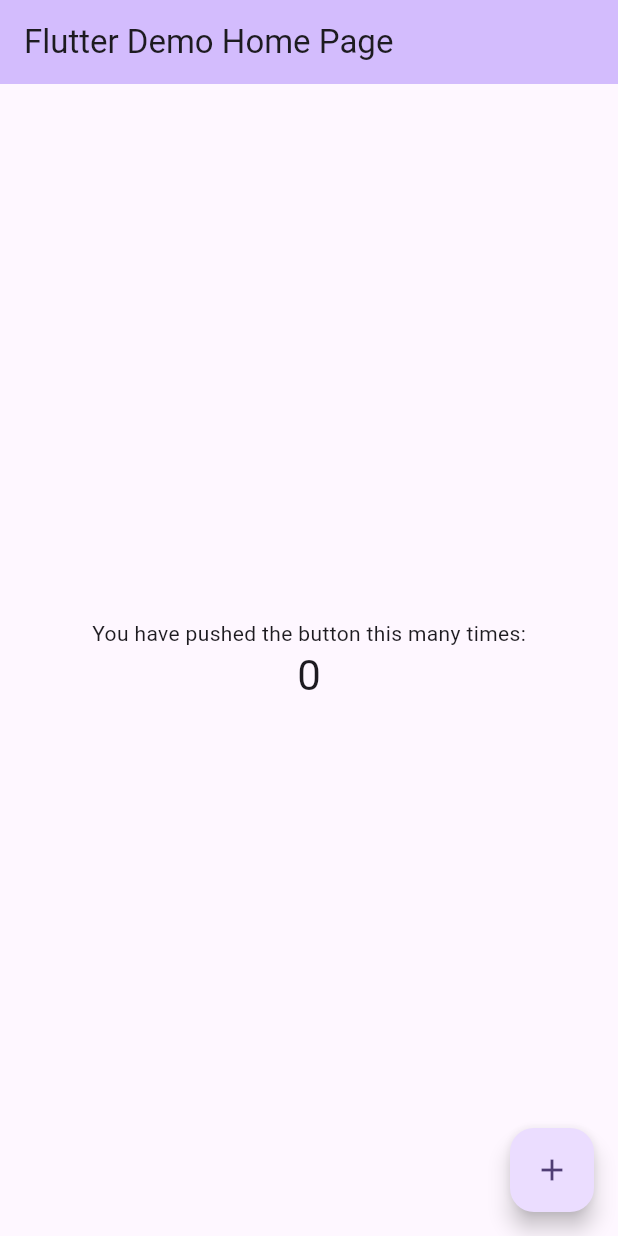
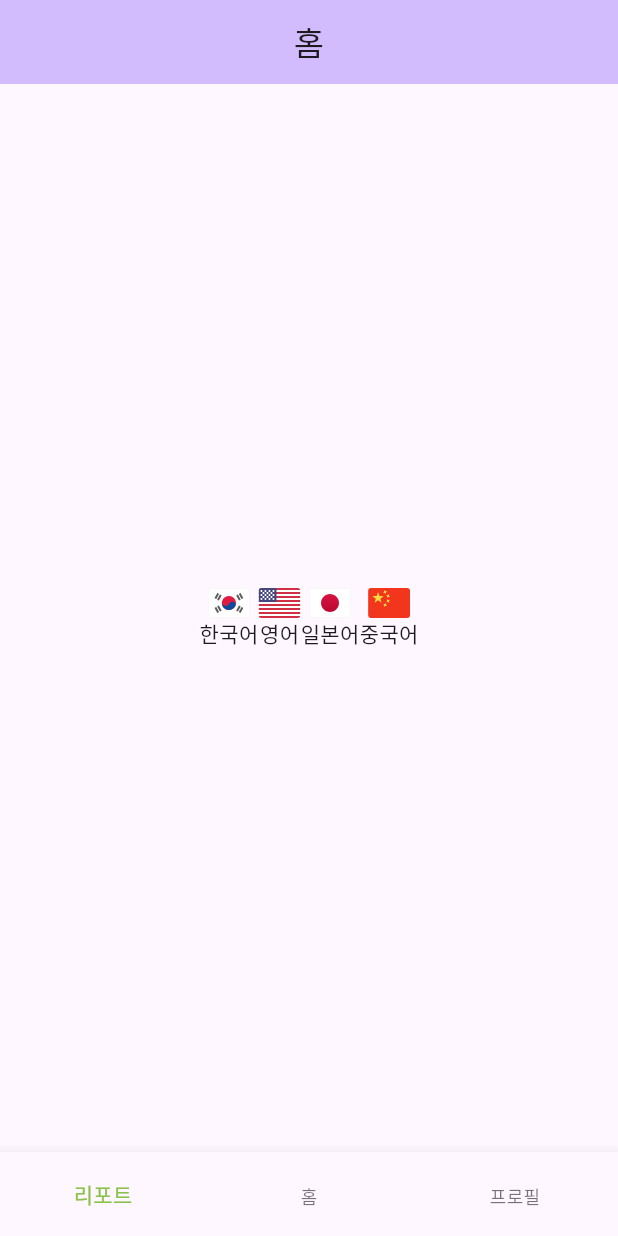
Before and after one commit to EscapeRoomEngs/study-language-flutter, a Flutter app: the screen it shows after launch, on a phone screen of 412 x 824 dp. Run offline on Flutter 3.47's test engine with Material 3 defaults, Android fonts, the light colour scheme and no system bars; our stand-ins replace flutter_svg.

Commit message:
feat: home / select theme 화면 추가 / navigation 구조 추가

```diff
--- a/lib/main.dart
+++ b/lib/main.dart
@@ -1,126 +1,30 @@
 import 'package:flutter/material.dart';
+import 'package:study_language/screen/home.dart';
+import 'package:study_language/screen/select_theme.dart';
 
 void main() {
-  runApp(const MyApp());
+  runApp(const MainApp());
 }
 
-class MyApp extends StatelessWidget {
-  const MyApp({super.key});
+class MainApp extends StatelessWidget {
+  const MainApp({super.key});
 
-  // This widget is the root of your application.
   @override
   Widget build(BuildContext context) {
     return MaterialApp(
-      title: 'Flutter Demo',
-      theme: ThemeData(
-        // This is the theme of your application.
-        //
-        // TRY THIS: Try running your application with "flutter run". You'll see
-        // the application has a blue toolbar. Then, without quitting the app,
-        // try changing the seedColor in the colorScheme below to Colors.green
-        // and then invoke "hot reload" (save your changes or press the "hot
-        // reload" button in a Flutter-supported IDE, or press "r" if you used
-        // the command line to start the app).
-        //
-        // Notice that the counter didn't reset back to zero; the application
-        // state is not lost during the reload. To reset the state, use hot
-        // restart instead.
-        //
-        // This works for code too, not just values: Most code changes can be
-        // tested with just a hot reload.
-        colorScheme: ColorScheme.fromSeed(seedColor: Colors.deepPurple),
-        useMaterial3: true,
-      ),
-      home: const MyHomePage(title: 'Flutter Demo Home Page'),
-    );
+        initialRoute: Routes.home,
+        theme: ThemeData(
+          colorScheme: ColorScheme.fromSeed(seedColor: Colors.deepPurple),
+          useMaterial3: true,
+        ),
+        routes: {
+          Routes.home: (context) => const HomeScreen(),
+          Routes.selectTheme: (context) => const SelectThemeScreen()
+        });
   }
 }
 
-
-class MyHomePage extends StatefulWidget {
-  const MyHomePage({super.key, required this.title});
-
-  // This widget is the home page of your application. It is stateful, meaning
-  // that it has a State object (defined below) that contains fields that affect
-  // how it looks.
-
-  // This class is the configuration for the state. It holds the values (in this
-  // case the title) provided by the parent (in this case the App widget) and
-  // used by the build method of the State. Fields in a Widget subclass are
-  // always marked "final".
-
-  final String title;
-
-  @override
-  State<MyHomePage> createState() => _MyHomePageState();
+class Routes {
+  static const String home = "/home";
+  static const String selectTheme = "/selectTheme";
 }
-
-class _MyHomePageState extends State<MyHomePage> {
-  int _counter = 0;
-
-  void _incrementCounter() {
-    setState(() {
-      // This call to setState tells the Flutter framework that something has
-      // changed in this State, which causes it to rerun the build method below
-      // so that the display can reflect the updated values. If we changed
-      // _counter without calling setState(), then the build method would not be
-      // called again, and so nothing would appear to happen.
-      _counter++;
-    });
-  }
-
-  @override
-  Widget build(BuildContext context) {
-    // This method is rerun every time setState is called, for instance as done
-    // by the _incrementCounter method above.
-    //
-    // The Flutter framework has been optimized to make rerunning build methods
-    // fast, so that you can just rebuild anything that needs updating rather
-    // than having to individually change instances of widgets.
-    return Scaffold(
-      appBar: AppBar(
-        // TRY THIS: Try changing the color here to a specific color (to
-        // Colors.amber, perhaps?) and trigger a hot reload to see the AppBar
-        // change color while the other colors stay the same.
-        backgroundColor: Theme.of(context).colorScheme.inversePrimary,
-        // Here we take the value from the MyHomePage object that was created by
-        // the App.build method, and use it to set our appbar title.
-        title: Text(widget.title),
-      ),
-      body: Center(
-        // Center is a layout widget. It takes a single child and positions it
-        // in the middle of the parent.
-        child: Column(
-          // Column is also a layout widget. It takes a list of children and
-          // arranges them vertically. By default, it sizes itself to fit its
-          // children horizontally, and tries to be as tall as its parent.
-          //
-          // Column has various properties to control how it sizes itself and
-          // how it positions its children. Here we use mainAxisAlignment to
-          // center the children vertically; the main axis here is the vertical
-          // axis because Columns are vertical (the cross axis would be
-          // horizontal).
-          //
-          // TRY THIS: Invoke "debug painting" (choose the "Toggle Debug Paint"
-          // action in the IDE, or press "p" in the console), to see the
-          // wireframe for each widget.
-          mainAxisAlignment: MainAxisAlignment.center,
-          children: <Widget>[
-            const Text(
-              'You have pushed the button this many times:',
-            ),
-            Text(
-              '$_counter',
-              style: Theme.of(context).textTheme.headlineMedium,
-            ),
-          ],
-        ),
-      ),
-      floatingActionButton: FloatingActionButton(
-        onPressed: _incrementCounter,
-        tooltip: 'Increment',
-        child: const Icon(Icons.add),
-      ), // This trailing comma makes auto-formatting nicer for build methods.
-    );
-  }
-}
--- /dev/null
+++ b/lib/screen/home.dart
@@ -0,0 +1,73 @@
+import 'package:flutter/material.dart';
+import 'package:flutter_svg/flutter_svg.dart';
+import 'package:study_language/widget/custom_app_bar.dart';
+import 'package:study_language/main.dart';
+
+class HomeScreen extends StatefulWidget {
+  const HomeScreen({super.key});
+
+  @override
+  State<HomeScreen> createState() => _HomeScreenState();
+}
+
+class _HomeScreenState extends State<HomeScreen> {
+  @override
+  Widget build(BuildContext context) {
+    return Scaffold(
+      appBar: const CustomAppBar(title: "홈"),
+      body: Row(mainAxisAlignment: MainAxisAlignment.center, children: <Widget>[
+        country(name: "한국어", image: 'assets/image/ic_flag_kr.svg'),
+        country(name: "영어", image: 'assets/image/ic_flag_us.svg'),
+        country(name: "일본어", image: 'assets/image/ic_flag_jp.svg'),
+        country(name: "중국어", image: 'assets/image/ic_flag_cn.svg')
+      ]),
+      bottomNavigationBar: bottomNavigation(),
+    );
+  }
+
+  //region body
+
+  Widget country({required String name, required String image}) {
+    return GestureDetector(
+        onTap: () => {Navigator.pushNamed(context, Routes.selectTheme)},
+        behavior: HitTestBehavior.opaque,
+        child: Column(
+          mainAxisAlignment: MainAxisAlignment.center,
+          children: [SvgPicture.asset(image), Text(name)],
+        ));
+  }
+
+  //endregion
+
+  //region bottomNavigationBar
+  int _selectedIndex = 0;
+
+  void _onItemTapped(int index) {
+    setState(() {
+      _selectedIndex = index;
+    });
+  }
+
+  Widget bottomNavigation() {
+    return BottomNavigationBar(
+      items: const <BottomNavigationBarItem>[
+        BottomNavigationBarItem(
+          icon: Icon(Icons.text_snippet, size: 0),
+          label: '리포트',
+        ),
+        BottomNavigationBarItem(
+          icon: Icon(Icons.text_snippet, size: 0),
+          label: '홈',
+        ),
+        BottomNavigationBarItem(
+          icon: Icon(Icons.text_snippet, size: 0),
+          label: '프로필',
+        )
+      ],
+      currentIndex: _selectedIndex,
+      selectedItemColor: Colors.lightGreen,
+      onTap: _onItemTapped,
+    );
+  }
+//endregion
+}
--- /dev/null
+++ b/lib/screen/select_theme.dart
@@ -0,0 +1,25 @@
+import 'package:flutter/material.dart';
+import 'package:flutter_svg/flutter_svg.dart';
+import 'package:study_language/widget/custom_app_bar.dart';
+
+class SelectThemeScreen extends StatefulWidget {
+  const SelectThemeScreen({super.key});
+
+  @override
+  State<SelectThemeScreen> createState() => _SelectThemeScreenState();
+}
+
+class _SelectThemeScreenState extends State<SelectThemeScreen> {
+  @override
+  Widget build(BuildContext context) {
+    return Scaffold(
+      appBar: const CustomAppBar(title: "영어"),
+      body: Column(mainAxisAlignment: MainAxisAlignment.center,
+          children:<Widget>[
+
+          ]),
+    );
+  }
+
+
+}
```
Also changed, not shown: assets/image/ic_flag_cn.svg (added), assets/image/ic_flag_jp.svg (added), assets/image/ic_flag_kr.svg (added), assets/image/ic_flag_us.svg (added), 1 other file.
